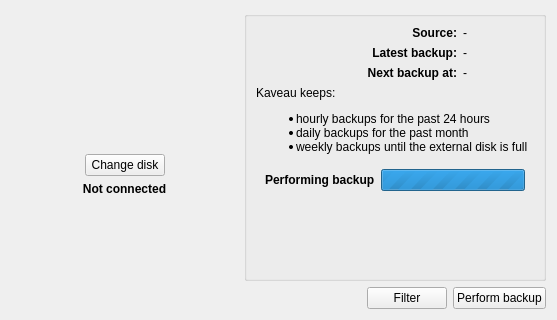
This is src/app/mainwidgetbase.ui in flavio/kaveau as Qt 5 draws it before an edit. The edited form follows.
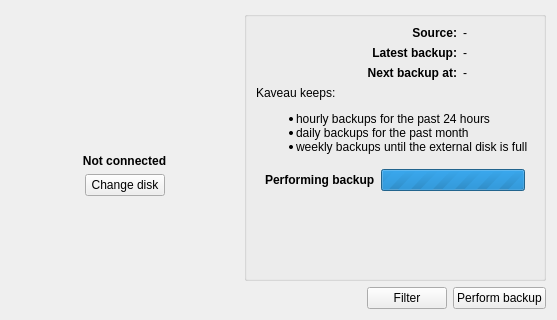
This is the edited form. The open tabs and pages were chosen to show the change.

Patch:
```diff
--- a/src/app/mainwidgetbase.ui
+++ b/src/app/mainwidgetbase.ui
@@ -80,6 +80,22 @@
          </property>
          <widget class="QWidget" name="page_9">
           <layout class="QVBoxLayout" name="verticalLayout_10">
+           <item>
+            <widget class="QLabel" name="labelDiskNotConnected">
+             <property name="font">
+              <font>
+               <weight>75</weight>
+               <bold>true</bold>
+              </font>
+             </property>
+             <property name="text">
+              <string>Not connected</string>
+             </property>
+             <property name="alignment">
+              <set>Qt::AlignCenter</set>
+             </property>
+            </widget>
+           </item>
            <item>
             <layout class="QHBoxLayout" name="horizontalLayout">
              <item>
@@ -117,22 +133,6 @@
              </item>
             </layout>
            </item>
-           <item>
-            <widget class="QLabel" name="label_9">
-             <property name="font">
-              <font>
-               <weight>75</weight>
-               <bold>true</bold>
-              </font>
-             </property>
-             <property name="text">
-              <string>Not connected</string>
-             </property>
-             <property name="alignment">
-              <set>Qt::AlignCenter</set>
-             </property>
-            </widget>
-           </item>
            <item>
             <spacer name="verticalSpacer_7">
              <property name="orientation">
```
Left out of the diff: 22 changed lines with no effect on the pictures.
